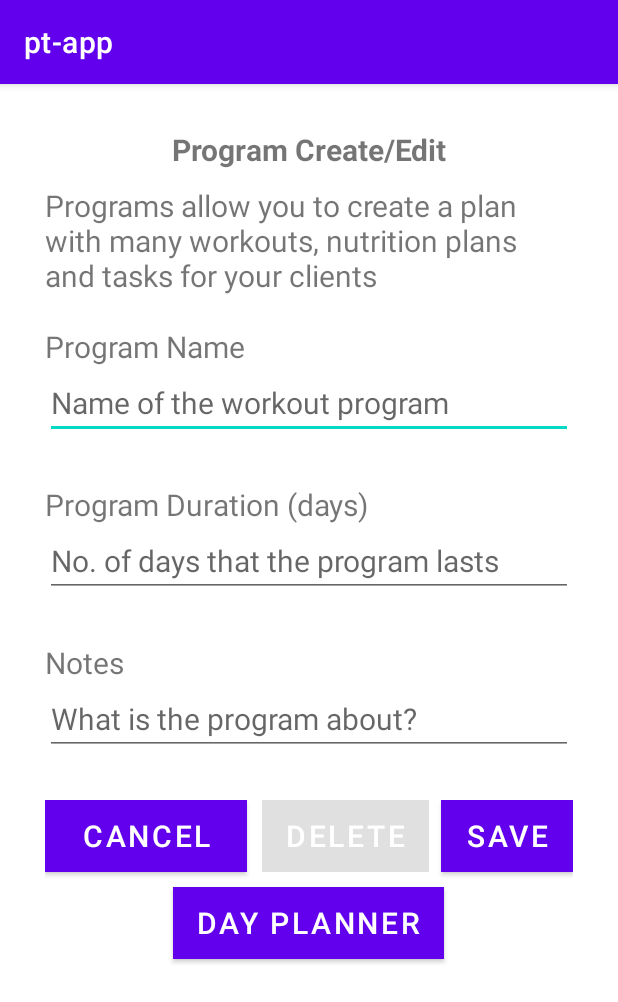
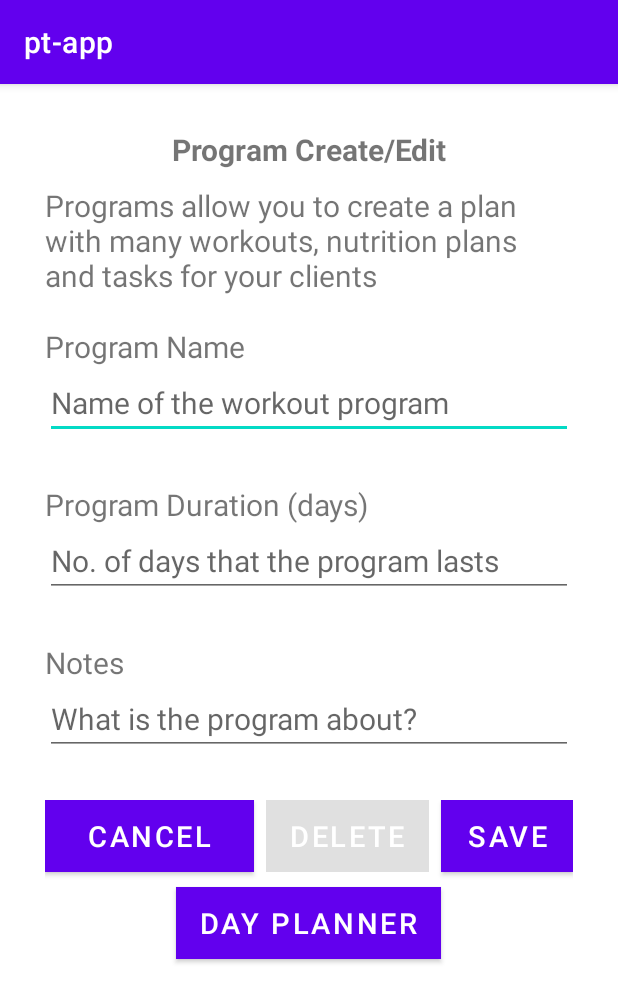
Before and after one commit to dnziz1/PT_Manager, an Android app: the ProgramCreateEdit screen opened directly, with no data from a screen before it, on a phone screen of 412 x 824 dp. Shown: the top 1002 px of the screen. Run offline under Robolectric (Android 15) with nearby library versions, the phone set to English and light mode, and no system bars; 1 statement that could not run was skipped.

Commit message:
minor update to programs feature

```diff
--- a/pt-app/app/src/main/res/layout/activity_program_create_edit.xml
+++ b/pt-app/app/src/main/res/layout/activity_program_create_edit.xml
@@ -97,13 +97,13 @@
                     android:layout_width="wrap_content"
                     android:layout_height="wrap_content"
                     android:layout_marginLeft="0dp"
-                    android:layout_marginRight="10dp"
+                    android:layout_marginRight="8dp"
                     android:layout_marginBottom="10dp"
                     android:layout_weight="1"
                     android:background="?attr/colorPrimary"
                     android:text="Cancel"
                     android:textColor="#FFF"
-                    android:textSize="20dp" />
+                    android:textSize="19dp" />
 
                 <Button
                     android:id="@+id/progCreateDeleteBtn"
@@ -114,7 +114,7 @@
                     android:background="?attr/colorPrimary"
                     android:text="DELETE"
                     android:textColor="#FFF"
-                    android:textSize="20dp" />
+                    android:textSize="19dp" />
 
                 <Button
                     android:id="@+id/progCreateSaveBtn"
@@ -124,7 +124,7 @@
                     android:background="?attr/colorPrimary"
                     android:text="SAVE"
                     android:textColor="#FFF"
-                    android:textSize="20dp" />
+                    android:textSize="19dp" />
             </LinearLayout>
 
             <Button
@@ -136,7 +136,7 @@
                 android:background="?attr/colorPrimary"
                 android:text="DAY PLANNER"
                 android:textColor="#FFF"
-                android:textSize="20dp" />
+                android:textSize="19dp" />
 
         </LinearLayout>
     </ScrollView>
```
Also changed, not shown: pt-app/app/src/main/res/layout/activity_program_event_create_edit.xml (+4 -4 lines).
